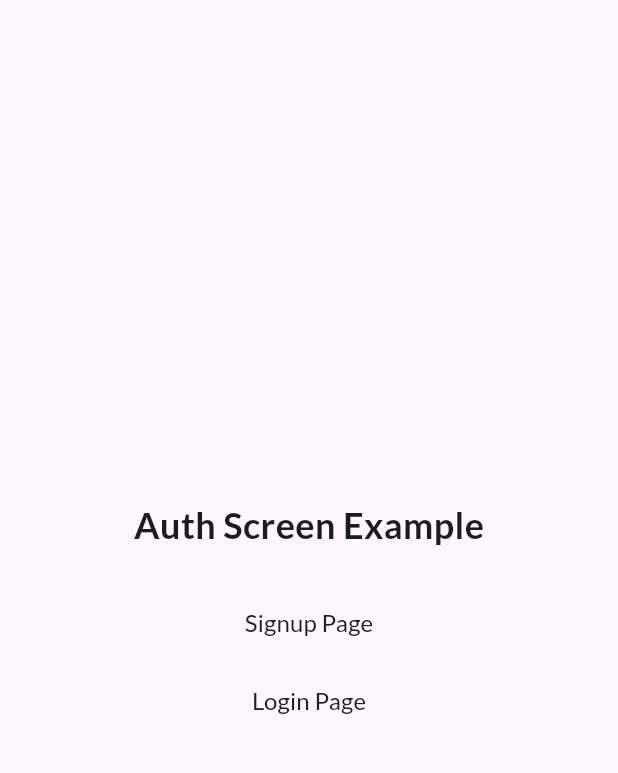
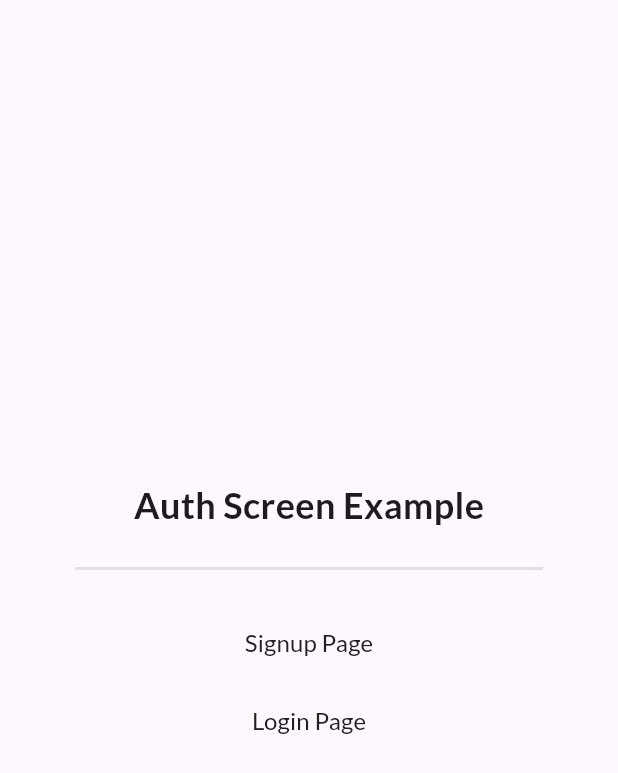
Before and after one commit to bhawesh2002/auth_screens, a Flutter app: the screen it shows after launch, on a phone screen of 412 x 824 dp. Shown: the top 773 px of the screen. Run offline on Flutter 3.47's test engine with Material 3 defaults, Android fonts, the phone set to English and light mode, and no system bars; our stand-ins replace firebase_core, google_fonts; accounts and stored records are empty; generated files the repository leaves out were written again.

Commit message:
chore: Use divider widget to for seperation

```diff
--- a/lib/pages/home.dart
+++ b/lib/pages/home.dart
@@ -20,8 +20,12 @@ class HomePage extends StatelessWidget {
                 fontWeight: FontWeight.bold,
               ),
             ),
-            const SizedBox.square(
-              dimension: 24,
+            Divider(
+              height: 50,
+              indent: 50,
+              endIndent: 50,
+              thickness: 2,
+              color: Colors.grey.shade300,
             ),
             TextButton(
               onPressed: () {
```
